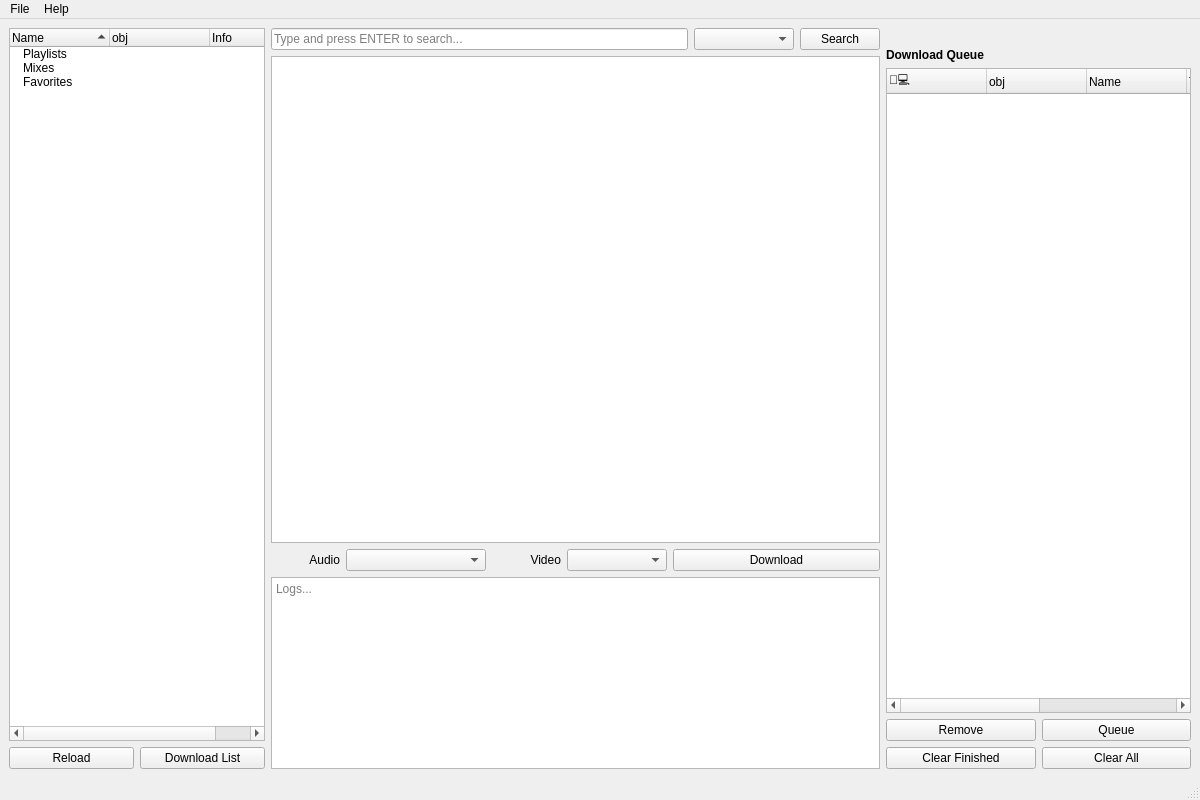
Old version of the form tidal_dl_ng/ui/main.ui in the repository exislow/tidal-dl-ng.
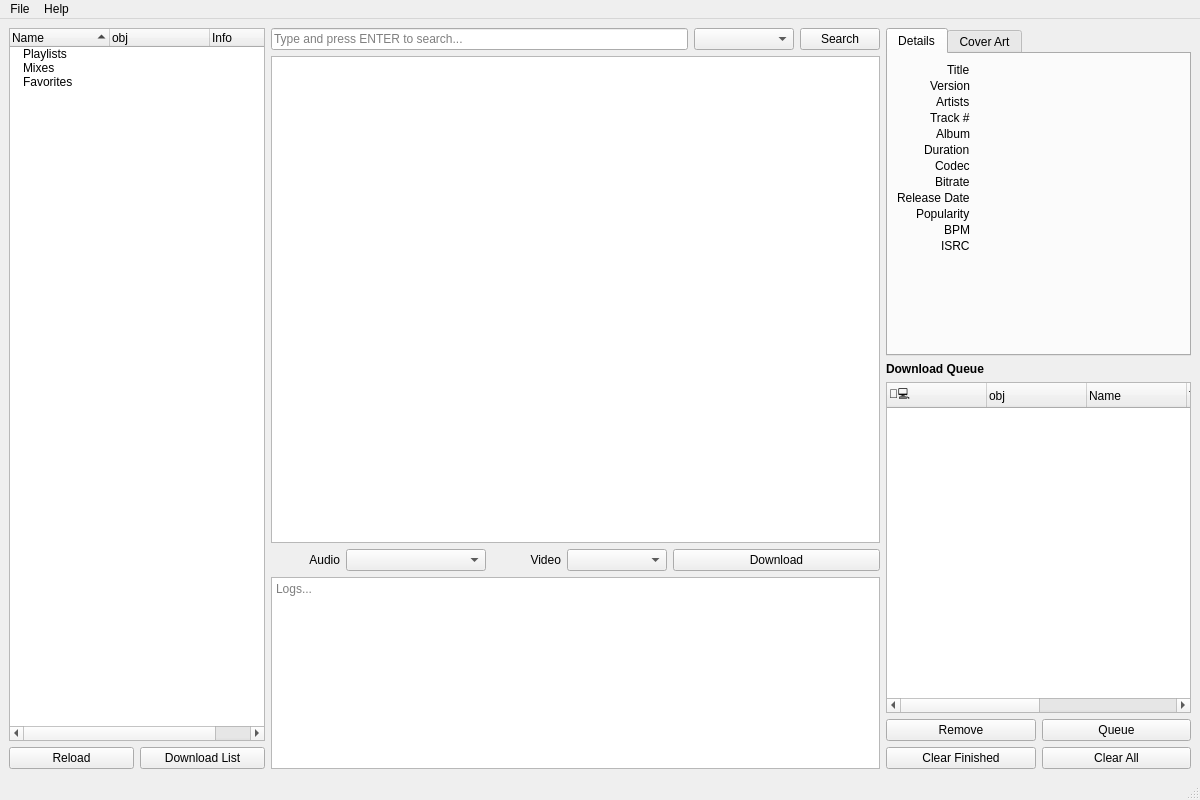
New version of the form. The open tabs and pages were chosen to show the change. Icons and pictures are not drawn.

Commit message: feat(hover): add track details preview on hover + fix all ruff violations

The edit to the form file:
```diff
--- a/tidal_dl_ng/ui/main.ui
+++ b/tidal_dl_ng/ui/main.ui
@@ -523,17 +523,26 @@
         <item>
          <layout class="QHBoxLayout" name="horizontalLayout_2">
           <item>
-           <widget class="QLabel" name="l_pm_cover">
+           <widget class="QTabWidget" name="tabWidget">
+            <property name="enabled">
+             <bool>true</bool>
+            </property>
             <property name="sizePolicy">
-             <sizepolicy hsizetype="Fixed" vsizetype="Fixed">
+             <sizepolicy hsizetype="Fixed" vsizetype="Preferred">
               <horstretch>0</horstretch>
               <verstretch>0</verstretch>
              </sizepolicy>
             </property>
+            <property name="minimumSize">
+             <size>
+              <width>300</width>
+              <height>300</height>
+             </size>
+            </property>
             <property name="maximumSize">
              <size>
-              <width>280</width>
-              <height>280</height>
+              <width>600</width>
+              <height>16777215</height>
              </size>
             </property>
             <property name="baseSize">
@@ -542,21 +551,265 @@
               <height>0</height>
              </size>
             </property>
-            <property name="frameShape">
-             <enum>QFrame::Shape::NoFrame</enum>
+            <property name="usesScrollButtons">
+             <bool>true</bool>
             </property>
-            <property name="text">
-             <string/>
+            <property name="documentMode">
+             <bool>false</bool>
             </property>
-            <property name="pixmap">
-             <pixmap>default_album_image.png</pixmap>
+            <property name="tabsClosable">
+             <bool>false</bool>
             </property>
-            <property name="scaledContents">
+            <property name="movable">
              <bool>true</bool>
             </property>
-            <property name="alignment">
-             <set>Qt::AlignmentFlag::AlignHCenter|Qt::AlignmentFlag::AlignTop</set>
+            <property name="tabBarAutoHide">
+             <bool>false</bool>
             </property>
+            <widget class="QWidget" name="tab">
+             <attribute name="title">
+              <string>Details</string>
+             </attribute>
+             <layout class="QVBoxLayout" name="details_vlayout">
+              <property name="spacing">
+               <number>4</number>
+              </property>
+              <item>
+               <layout class="QFormLayout" name="formLayout_details">
+                <property name="labelAlignment">
+                 <set>Qt::AlignmentFlag::AlignRight|Qt::AlignmentFlag::AlignTrailing|Qt::AlignmentFlag::AlignVCenter</set>
+                </property>
+                <property name="horizontalSpacing">
+                 <number>2</number>
+                </property>
+                <property name="verticalSpacing">
+                 <number>2</number>
+                </property>
+                <item row="0" column="0">
+                 <widget class="QLabel" name="l_label_title">
+                  <property name="text">
+                   <string>Title</string>
+                  </property>
+                 </widget>
+                </item>
+                <item row="0" column="1">
+                 <widget class="QLabel" name="lbl_title">
+                  <property name="text">
+                   <string/>
+                  </property>
+                  <property name="wordWrap">
+                   <bool>true</bool>
+                  </property>
+                 </widget>
+                </item>
+                <item row="1" column="0">
+                 <widget class="QLabel" name="l_label_version">
+                  <property name="text">
+                   <string>Version</string>
+                  </property>
+                 </widget>
+                </item>
+                <item row="1" column="1">
+                 <widget class="QLabel" name="lbl_version">
+                  <property name="text">
+                   <string/>
+                  </property>
+                 </widget>
+                </item>
+                <item row="2" column="0">
+                 <widget class="QLabel" name="l_label_artists">
+                  <property name="text">
+                   <string>Artists</string>
+                  </property>
+                 </widget>
+                </item>
+                <item row="2" column="1">
+                 <widget class="QLabel" name="lbl_artists">
+                  <property name="text">
+                   <string/>
+                  </property>
+                  <property name="wordWrap">
+                   <bool>true</bool>
+                  </property>
+                 </widget>
+                </item>
+                <item row="3" column="0">
+                 <widget class="QLabel" name="l_label_track_number">
+                  <property name="text">
+                   <string>Track #</string>
+                  </property>
+                 </widget>
+                </item>
+                <item row="3" column="1">
+                 <widget class="QLabel" name="lbl_track_number">
+                  <property name="text">
+                   <string/>
+                  </property>
+                 </widget>
+                </item>
+                <item row="4" column="0">
+                 <widget class="QLabel" name="l_label_album">
+                  <property name="text">
+                   <string>Album</string>
+                  </property>
+                 </widget>
+                </item>
+                <item row="4" column="1">
+                 <widget class="QLabel" name="lbl_album">
+                  <property name="text">
+                   <string/>
+                  </property>
+                 </widget>
+                </item>
+                <item row="5" column="0">
+                 <widget class="QLabel" name="l_label_duration">
+                  <property name="text">
+                   <string>Duration</string>
+                  </property>
+                 </widget>
+                </item>
+                <item row="5" column="1">
+                 <widget class="QLabel" name="lbl_duration">
+                  <property name="text">
+                   <string/>
+                  </property>
+                 </widget>
+                </item>
+                <item row="6" column="0">
+                 <widget class="QLabel" name="l_label_codec">
+                  <property name="text">
+                   <string>Codec</string>
+                  </property>
+                 </widget>
+                </item>
+                <item row="6" column="1">
+                 <widget class="QLabel" name="lbl_codec">
+                  <property name="text">
+                   <string/>
+                  </property>
+                 </widget>
+                </item>
+                <item row="7" column="0">
+                 <widget class="QLabel" name="l_label_bitrate">
+                  <property name="text">
+                   <string>Bitrate</string>
+                  </property>
+                 </widget>
+                </item>
+                <item row="7" column="1">
+                 <widget class="QLabel" name="lbl_bitrate">
+                  <property name="text">
+                   <string/>
+                  </property>
+                 </widget>
+                </item>
+                <item row="8" column="0">
+                 <widget class="QLabel" name="l_label_release_date">
+                  <property name="text">
+                   <string>Release Date</string>
+                  </property>
+                 </widget>
+                </item>
+                <item row="8" column="1">
+                 <widget class="QLabel" name="lbl_release_date">
+                  <property name="text">
+                   <string/>
+                  </property>
+                 </widget>
+                </item>
+                <item row="9" column="0">
+                 <widget class="QLabel" name="l_label_popularity">
+                  <property name="text">
+                   <string>Popularity</string>
+                  </property>
+                 </widget>
+                </item>
+                <item row="9" column="1">
+                 <widget class="QLabel" name="lbl_popularity">
+                  <property name="text">
+                   <string/>
+                  </property>
+                 </widget>
+                </item>
+                <item row="10" column="0">
+                 <widget class="QLabel" name="l_label_bpm">
+                  <property name="text">
+                   <string>BPM</string>
+                  </property>
+                 </widget>
+                </item>
+                <item row="10" column="1">
+                 <widget class="QLabel" name="lbl_bpm">
+                  <property name="text">
+                   <string/>
+                  </property>
+                 </widget>
+                </item>
+                <item row="11" column="0">
+                 <widget class="QLabel" name="l_label_isrc">
+                  <property name="text">
+                   <string>ISRC</string>
+                  </property>
+                 </widget>
+                </item>
+                <item row="11" column="1">
+                 <widget class="QLabel" name="lbl_isrc">
+                  <property name="text">
+                   <string/>
+                  </property>
+                 </widget>
+                </item>
+               </layout>
+              </item>
+             </layout>
+            </widget>
+            <widget class="QWidget" name="tab_2">
+             <attribute name="title">
+              <string>Cover Art</string>
+             </attribute>
+             <layout class="QVBoxLayout" name="cover_vlayout">
+              <property name="spacing">
+               <number>2</number>
+              </property>
+              <item>
+               <widget class="QLabel" name="l_pm_cover">
+                <property name="sizePolicy">
+                 <sizepolicy hsizetype="Fixed" vsizetype="Fixed">
+                  <horstretch>0</horstretch>
+                  <verstretch>0</verstretch>
+                 </sizepolicy>
+                </property>
+                <property name="minimumSize">
+                 <size>
+                  <width>280</width>
+                  <height>280</height>
+                 </size>
+                </property>
+                <property name="maximumSize">
+                 <size>
+                  <width>280</width>
+                  <height>280</height>
+                 </size>
+                </property>
+                <property name="frameShape">
+                 <enum>QFrame::Shape::NoFrame</enum>
+                </property>
+                <property name="text">
+                 <string/>
+                </property>
+                <property name="pixmap">
+                 <pixmap>default_album_image.png</pixmap>
+                </property>
+                <property name="scaledContents">
+                 <bool>true</bool>
+                </property>
+                <property name="alignment">
+                 <set>Qt::AlignmentFlag::AlignHCenter|Qt::AlignmentFlag::AlignTop</set>
+                </property>
+               </widget>
+              </item>
+             </layout>
+            </widget>
            </widget>
           </item>
          </layout>
```
Left out of the diff: 11 changed lines with no effect on the pictures. The commit also changes 25 other files.
